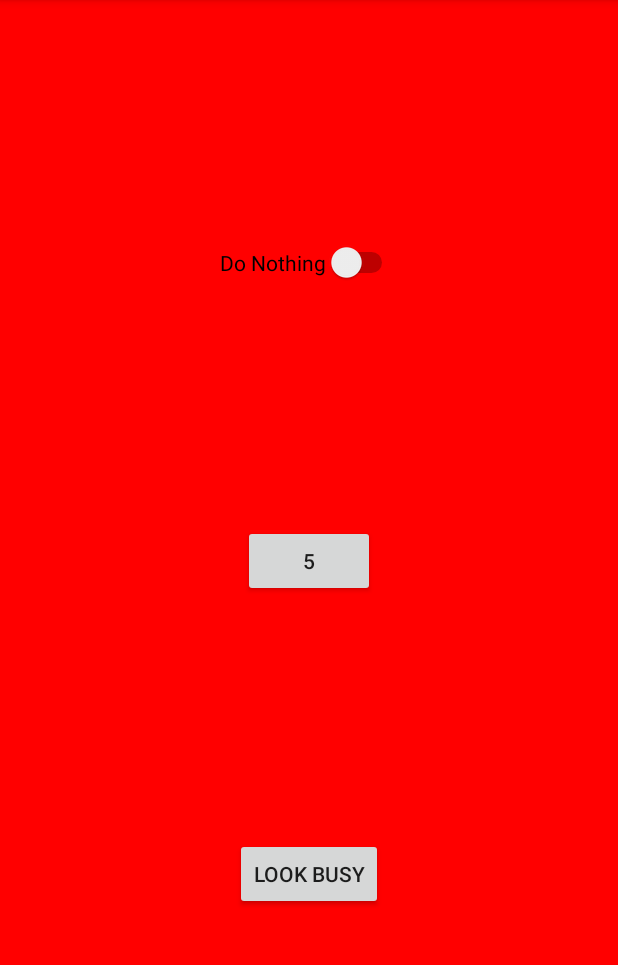
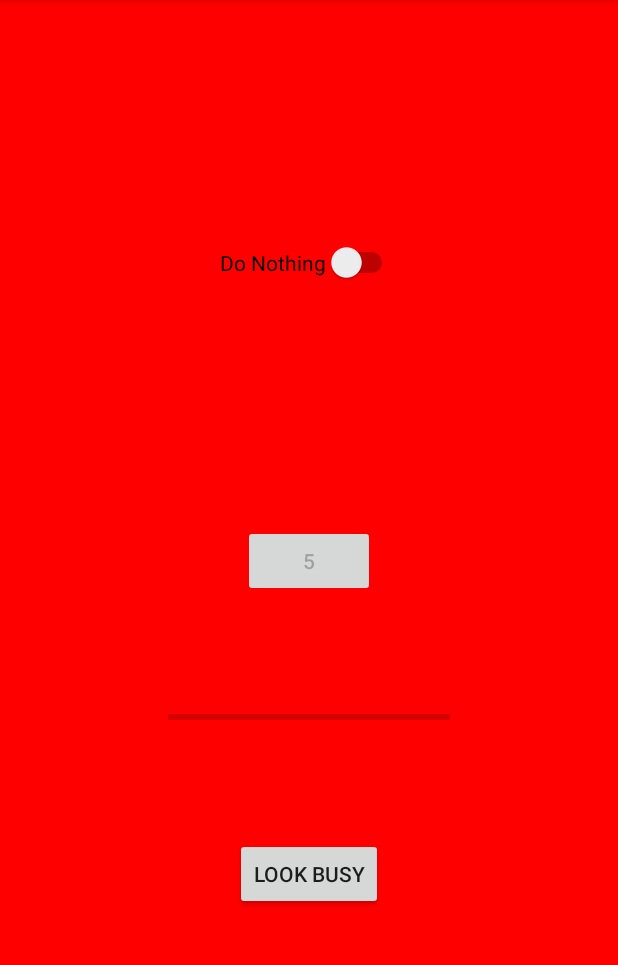
Before and after one commit to elsasheppard/UselessMachine, an Android app: the screen it shows after launch (MainActivity), after a tap on "LOOK BUSY", on a phone screen of 412 x 824 dp, the part 84-1049 px from its top. Run offline under Robolectric (Android 15) with nearby library versions, the phone set to English and light mode, and no system bars; 1 other tap on this screen came first.

Commit message:
Create progress bar GONE/VISIBLE for button_main_look_busy

```diff
--- a/app/src/main/res/layout/activity_main.xml
+++ b/app/src/main/res/layout/activity_main.xml
@@ -40,4 +40,15 @@
         app:layout_constraintStart_toStartOf="parent"
         app:layout_constraintTop_toBottomOf="@+id/button_main_self_destruct" />
 
+    <ProgressBar
+        android:id="@+id/main_progress_look_busy"
+        style="?android:attr/progressBarStyleHorizontal"
+        android:layout_width="188dp"
+        android:layout_height="76dp"
+        app:layout_constraintBottom_toTopOf="@+id/button_main_look_busy"
+        app:layout_constraintEnd_toEndOf="parent"
+        app:layout_constraintHorizontal_bias="0.5"
+        app:layout_constraintStart_toStartOf="parent"
+        app:layout_constraintTop_toBottomOf="@+id/button_main_self_destruct" />
+
 </androidx.constraintlayout.widget.ConstraintLayout>
```
Also changed, not shown: app/src/main/java/com/example/uselessmachine/MainActivity.kt (+10 -27 lines).
